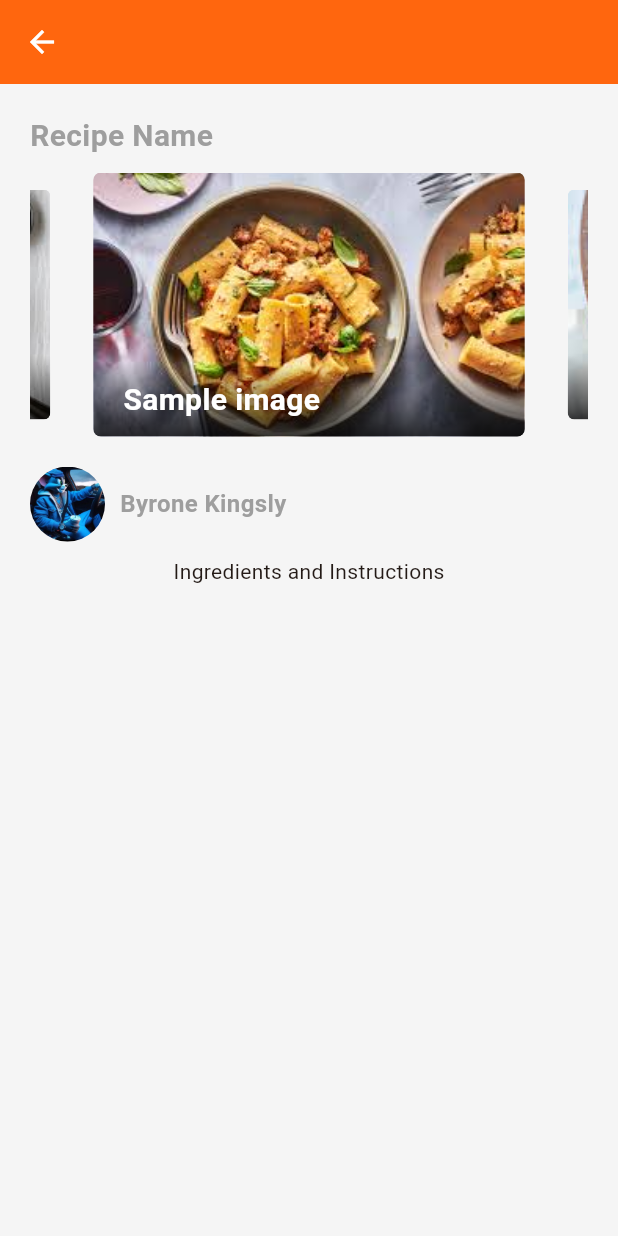
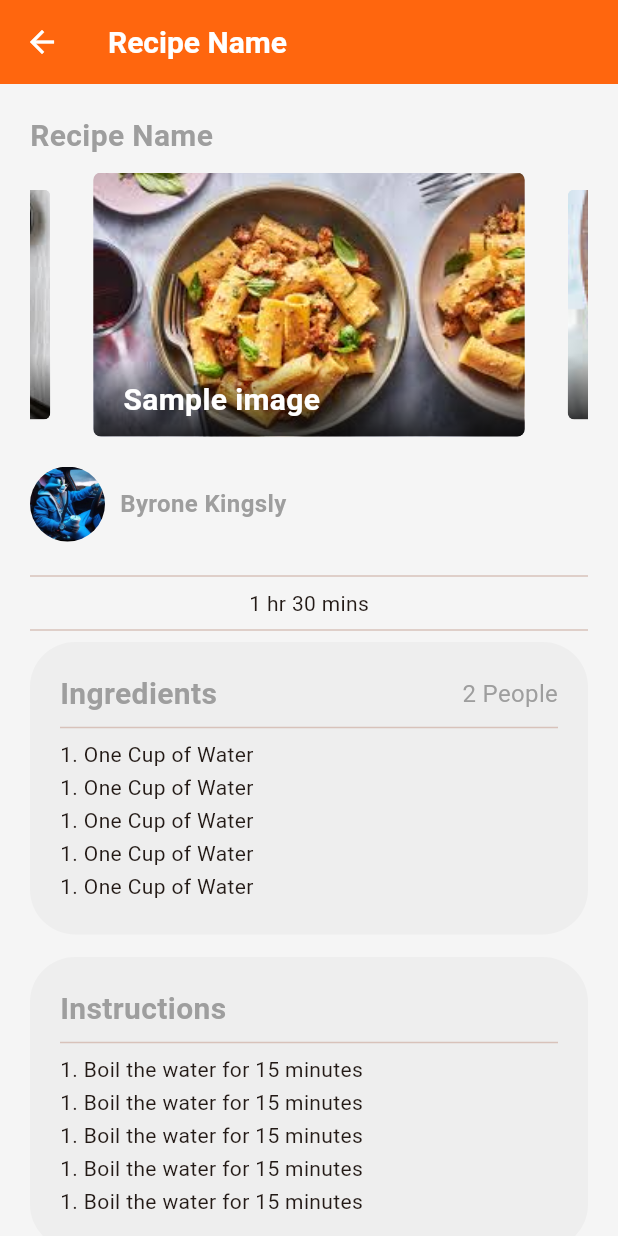
Before and after one commit to 1king-sly/recipe-app, a Flutter app: the screen it shows after launch, scrolled down 576 dp, after a tap on "Recipe Name", on a phone screen of 412 x 824 dp. Run offline on Flutter 3.47's test engine with Material 3 defaults, Android fonts, the phone set to English and light mode, and no system bars; drawn by our look-alikes of carousel_slider; our stand-ins replace animated_splash_screen, lazy_load_scrollview, lottie, page_transition.

Commit message:
updated the single recipe page to include cooking time, ingredients , number of prople and the instructions with great UI

```diff
--- a/lib/pages/single_recipe_page.dart
+++ b/lib/pages/single_recipe_page.dart
@@ -57,6 +57,14 @@ class _SingleRecipePageState extends State<SingleRecipePage> {
   Widget build(BuildContext context) {
     return Scaffold(
       appBar: AppBar(
+        title: const Text(
+          "Recipe Name",
+          style: TextStyle(
+            fontSize: 20,
+            fontWeight: FontWeight.bold,
+            color: Colors.white,
+          ),
+        ),
         backgroundColor: mainColor,
         iconTheme: const IconThemeData(color: Colors.white),
       ),
@@ -88,14 +96,98 @@ class _SingleRecipePageState extends State<SingleRecipePage> {
                 height: 5,
               ),
               RecipeOwnerCard(
-                user: RecipeOwner(name: "Byrone Kingsly",imagePath: "assets/images/user.jpg"),
+                user: RecipeOwner(
+                    name: "Byrone Kingsly",
+                    imagePath: "assets/images/user.jpg"),
               ),
-              const Center(
-                child: Column(
-                  children: [
-                    Text("Ingredients and Instructions"),
-                  ],
-                ),
+              const SizedBox(
+                height: 5,
+              ),
+              const Divider(),
+              const Center(child: Text("1 hr 30 mins")),
+              const Divider(),
+              Column(
+                children: [
+                  Container(
+                    width: double.infinity,
+                    padding: const EdgeInsets.all(20),
+                    decoration: BoxDecoration(
+                      color: Colors.grey.shade200,
+                      borderRadius: const BorderRadius.all(Radius.circular(30)),
+                    ),
+                    child: const Column(
+                      crossAxisAlignment: CrossAxisAlignment.start,
+                      children: [
+                        Row(
+                          mainAxisAlignment: MainAxisAlignment.spaceBetween,
+                          children: [
+                            Text(
+                              "Ingredients",
+                              style: TextStyle(
+                                fontSize: 20,
+                                fontWeight: FontWeight.bold,
+                                color: Colors.grey,
+                              ),
+                            ),
+                            SizedBox(width: 5),
+                            Text(
+                              "2 People",
+                              style: TextStyle(
+                                fontSize: 16,
+                                fontWeight: FontWeight.normal,
+                                color: Colors.grey,
+                              ),
+                            ),
+                          ],
+                        ),
+                        Divider(),
+                        Text("1. One Cup of Water"),
+                        SizedBox(height: 2),
+                        Text("1. One Cup of Water"),
+                        SizedBox(height: 2),
+                        Text("1. One Cup of Water"),
+                        SizedBox(height: 2),
+                        Text("1. One Cup of Water"),
+                        SizedBox(height: 2),
+                        Text("1. One Cup of Water"),
+                        SizedBox(height: 2),
+                      ],
+                    ),
+                  ),
+                  const SizedBox(height: 15),
+                  Container(
+                    width: double.infinity,
+                    padding: const EdgeInsets.all(20),
+                    decoration: BoxDecoration(
+                      color: Colors.grey.shade200,
+                      borderRadius: const BorderRadius.all(Radius.circular(30)),
+                    ),
+                    child: const Column(
+                      crossAxisAlignment: CrossAxisAlignment.start,
+                      children: [
+                        Text(
+                          "Instructions",
+                          style: TextStyle(
+                            fontSize: 20,
+                            fontWeight: FontWeight.bold,
+                            color: Colors.grey,
+                          ),
+                        ),
+                        Divider(),
+                        Text("1. Boil the water for 15 minutes"),
+                        SizedBox(height: 2),
+                        Text("1. Boil the water for 15 minutes"),
+                        SizedBox(height: 2),
+                        Text("1. Boil the water for 15 minutes"),
+                        SizedBox(height: 2),
+                        Text("1. Boil the water for 15 minutes"),
+                        SizedBox(height: 2),
+                        Text("1. Boil the water for 15 minutes"),
+                        SizedBox(height: 2),
+                      ],
+                    ),
+                  )
+                ],
               ),
             ],
           ),
```
